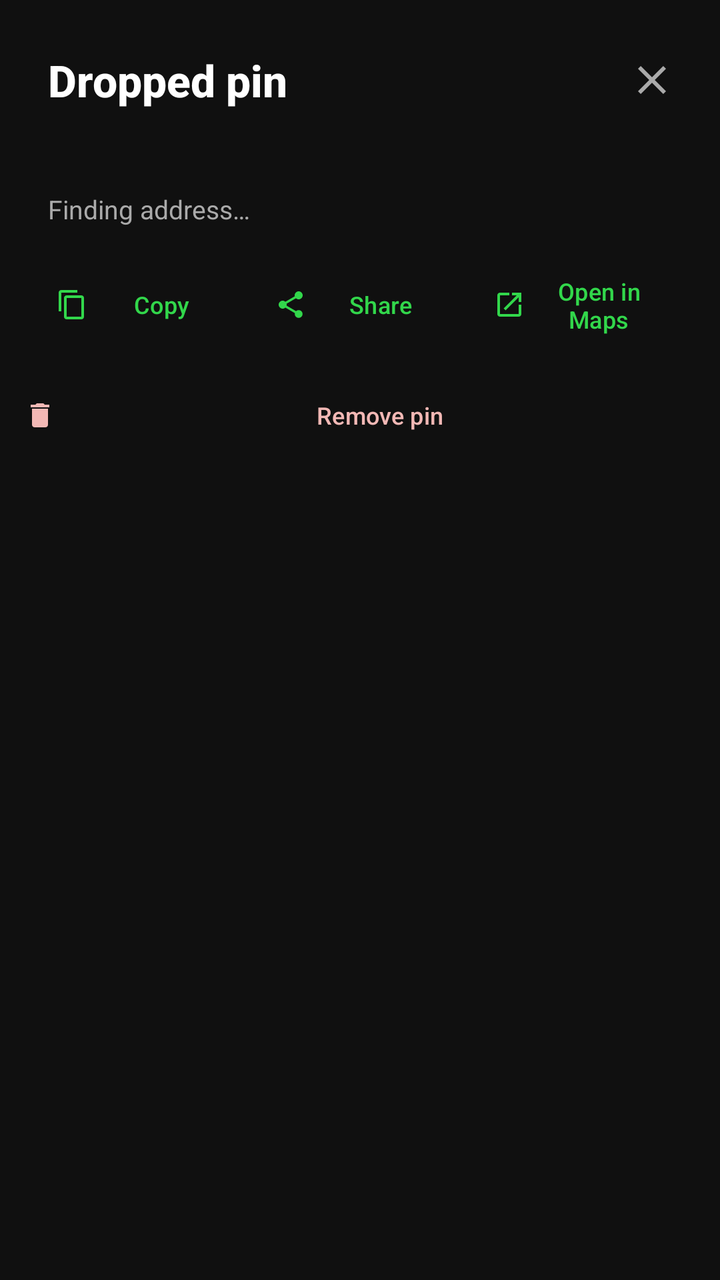
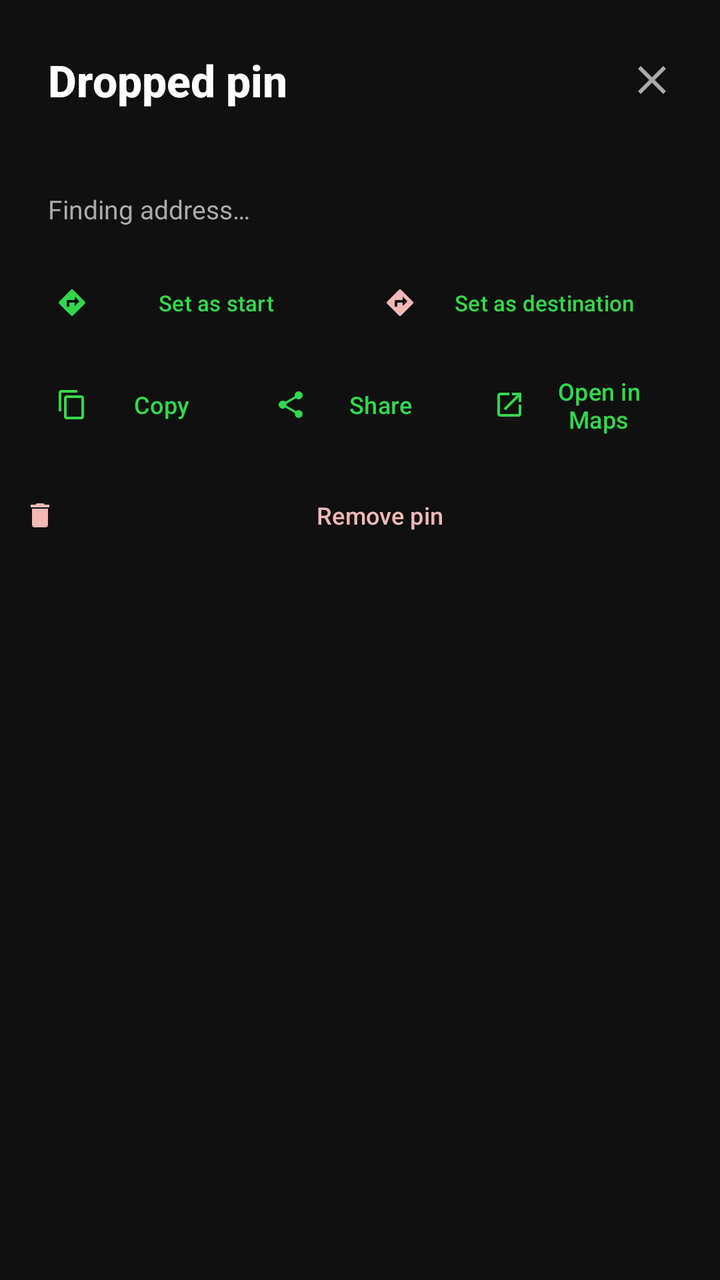

Two renders of the same Android screen: before a commit and after it. Below are the layout's source before the change and the commit's diff.
<!-- AndroidManifest.xml: application theme Theme.GpsMap -->
<!-- res/layout/sheet_pin.xml -->
<?xml version="1.0" encoding="utf-8"?>
<LinearLayout xmlns:android="http://schemas.android.com/apk/res/android"
    xmlns:app="http://schemas.android.com/apk/res-auto"
    android:layout_width="match_parent"
    android:layout_height="wrap_content"
    android:background="?attr/colorSurface"
    android:orientation="vertical">

    <LinearLayout
        android:layout_width="match_parent"
        android:layout_height="wrap_content"
        android:gravity="center_vertical"
        android:orientation="horizontal"
        android:paddingStart="24dp"
        android:paddingTop="18dp"
        android:paddingEnd="12dp"
        android:paddingBottom="4dp">

        <TextView
            android:id="@+id/tvPinTitle"
            android:layout_width="0dp"
            android:layout_height="wrap_content"
            android:layout_weight="1"
            android:fontFamily="sans-serif-medium"
            android:text="@string/dropped_pin"
            android:textColor="?attr/colorOnSurface"
            android:textSize="22sp"
            android:textStyle="bold" />

        <ImageButton
            android:id="@+id/btnClosePin"
            android:layout_width="44dp"
            android:layout_height="44dp"
            android:background="?attr/selectableItemBackgroundBorderless"
            android:contentDescription="@string/close"
            android:padding="12dp"
            android:src="@drawable/ic_close"
            app:tint="?attr/colorOnSurfaceVariant" />
    </LinearLayout>

    <TextView
        android:id="@+id/tvPinCoords"
        android:layout_width="match_parent"
        android:layout_height="wrap_content"
        android:fontFamily="monospace"
        android:paddingStart="24dp"
        android:paddingTop="2dp"
        android:paddingEnd="24dp"
        android:textColor="?attr/colorPrimary"
        android:textSize="13sp" />

    <TextView
        android:id="@+id/tvPinAddress"
        android:layout_width="match_parent"
        android:layout_height="wrap_content"
        android:paddingStart="24dp"
        android:paddingTop="10dp"
        android:paddingEnd="24dp"
        android:paddingBottom="14dp"
        android:text="@string/pin_address_loading"
        android:textColor="?attr/colorOnSurfaceVariant"
        android:textSize="13sp" />

    <LinearLayout
        android:layout_width="match_parent"
        android:layout_height="wrap_content"
        android:gravity="center_vertical"
        android:orientation="horizontal"
        android:paddingStart="16dp"
        android:paddingEnd="16dp"
        android:paddingBottom="6dp">

        <com.google.android.material.button.MaterialButton
            android:id="@+id/btnCopyPin"
            style="@style/Widget.Material3.Button.TextButton"
            android:layout_width="0dp"
            android:layout_height="wrap_content"
            android:layout_weight="1"
            android:minWidth="0dp"
            android:text="@string/copy"
            android:textSize="12sp"
            app:icon="@drawable/ic_copy"
            app:iconSize="16dp" />

        <com.google.android.material.button.MaterialButton
            android:id="@+id/btnSharePin"
            style="@style/Widget.Material3.Button.TextButton"
            android:layout_width="0dp"
            android:layout_height="wrap_content"
            android:layout_weight="1"
            android:minWidth="0dp"
            android:text="@string/share"
            android:textSize="12sp"
            app:icon="@drawable/ic_share"
            app:iconSize="16dp" />

        <com.google.android.material.button.MaterialButton
            android:id="@+id/btnOpenPin"
            style="@style/Widget.Material3.Button.TextButton"
            android:layout_width="0dp"
            android:layout_height="wrap_content"
            android:layout_weight="1"
            android:minWidth="0dp"
            android:text="@string/open_in_maps"
            android:textSize="12sp"
            app:icon="@drawable/ic_open"
            app:iconSize="16dp" />
    </LinearLayout>

    <com.google.android.material.button.MaterialButton
        android:id="@+id/btnRemovePin"
        style="@style/Widget.Material3.Button.TextButton"
        android:layout_width="match_parent"
        android:layout_height="wrap_content"
        android:minWidth="0dp"
        android:text="@string/remove_pin"
        android:textColor="?attr/colorError"
        android:textSize="12sp"
        app:icon="@drawable/ic_delete"
        app:iconSize="16dp"
        app:iconTint="?attr/colorError" />
</LinearLayout>
<!-- resources referenced by this layout -->
<resources>
  <string name="close">Close</string>
  <string name="copy">Copy</string>
  <string name="dropped_pin">Dropped pin</string>
  <string name="open_in_maps">Open in Maps</string>
  <string name="pin_address_loading">Finding address…</string>
  <string name="remove_pin">Remove pin</string>
  <string name="share">Share</string>
  <style name="Theme.GpsMap" parent="Theme.Material3.Dark.NoActionBar">
          <item name="colorPrimary">#32D74B</item>
          <item name="colorOnPrimary">#04130B</item>
          <item name="colorPrimaryContainer">#1B7A4D</item>
          <item name="colorOnPrimaryContainer">#FFFFFF</item>
          <item name="colorSecondary">#32D74B</item>
          <item name="colorSecondaryContainer">#1C2633</item>
          <item name="colorOnSecondaryContainer">#FFFFFF</item>
          <item name="colorSurface">#101010</item>
          <item name="colorSurfaceContainer">#171717</item>
          <item name="colorSurfaceContainerHigh">#1D1D1D</item>
          <item name="colorOnSurface">#FFFFFF</item>
          <item name="colorOnSurfaceVariant">#AAAAAA</item>
          <item name="colorOutline">#33FFFFFF</item>
          <item name="android:colorBackground">#000000</item>
          <item name="android:windowBackground">#000000</item>
          <item name="android:statusBarColor">@android:color/transparent</item>
          <item name="android:navigationBarColor">@android:color/transparent</item>
          <item name="android:windowLightStatusBar">false</item>
          <item name="android:windowLightNavigationBar">false</item>
          <item name="android:windowLayoutInDisplayCutoutMode">shortEdges</item>
          <item name="android:enforceStatusBarContrast">false</item>
          <item name="android:enforceNavigationBarContrast">false</item>
          <item name="android:windowNoTitle">true</item>
          <item name="bottomSheetDialogTheme">@style/Theme.GpsMap.BottomSheet</item>
          <item name="materialAlertDialogTheme">@style/ThemeOverlay.Material3.MaterialAlertDialog</item>
  
          <item name="hudPanelColor">#E6121212</item>
          <item name="hudTextColor">#FFFFFF</item>
          <item name="hudSubtleColor">#AAAAAA</item>
          <item name="hudAccentColor">#32D74B</item>
          <item name="hudSatColor">#0A84FF</item>
          <item name="hudWarnColor">#FFD60A</item>
          <item name="hudDangerColor">#FF453A</item>
          <item name="hudHandleColor">#80FFFFFF</item>
          <item name="hudExtraColor">#99FFFFFF</item>
          <item name="mapDimColor">#00000000</item>
          <item name="appStatusBarColor">#121212</item>
          <item name="appFabColor">#333333</item>
          <item name="appFabIconColor">#FFFFFF</item>
          <item name="appAccentInk">#FFFFFF</item>
      </style>
  <style name="Theme.GpsMap.BottomSheet" parent="ThemeOverlay.Material3.BottomSheetDialog">
          <item name="bottomSheetStyle">@style/Widget.GpsMap.BottomSheet</item>
          <item name="android:navigationBarColor">@android:color/transparent</item>
      </style>
  <style name="Widget.GpsMap.BottomSheet" parent="Widget.Material3.BottomSheet.Modal">
          <item name="backgroundTint">?attr/colorSurface</item>
          <item name="shapeAppearanceOverlay">@style/ShapeAppearance.GpsMap.Sheet</item>
      </style>
  <!-- unchanged entries left out for length: 6 -->
</resources>

<!-- the commit's change to res/layout/sheet_pin.xml (unified diff, before → after) -->
@@ -68,6 +68,42 @@
         android:orientation="horizontal"
         android:paddingStart="16dp"
         android:paddingEnd="16dp"
+        android:paddingBottom="2dp">
+
+        <com.google.android.material.button.MaterialButton
+            android:id="@+id/btnSetStart"
+            style="@style/Widget.Material3.Button.TextButton"
+            android:layout_width="0dp"
+            android:layout_height="wrap_content"
+            android:layout_weight="1"
+            android:minWidth="0dp"
+            android:text="@string/set_as_start"
+            android:textSize="11sp"
+            app:icon="@drawable/ic_route"
+            app:iconSize="16dp"
+            app:iconTint="?attr/colorPrimary" />
+
+        <com.google.android.material.button.MaterialButton
+            android:id="@+id/btnSetDestination"
+            style="@style/Widget.Material3.Button.TextButton"
+            android:layout_width="0dp"
+            android:layout_height="wrap_content"
+            android:layout_weight="1"
+            android:minWidth="0dp"
+            android:text="@string/set_as_destination"
+            android:textSize="11sp"
+            app:icon="@drawable/ic_route"
+            app:iconSize="16dp"
+            app:iconTint="?attr/colorError" />
+    </LinearLayout>
+
+    <LinearLayout
+        android:layout_width="match_parent"
+        android:layout_height="wrap_content"
+        android:gravity="center_vertical"
+        android:orientation="horizontal"
+        android:paddingStart="16dp"
+        android:paddingEnd="16dp"
         android:paddingBottom="6dp">
 
         <com.google.android.material.button.MaterialButton
<!-- resource entries referenced after the edit -->
@@ -1,11 +1,23 @@
 <!-- resources referenced by this layout -->
 <resources>
+  <!-- drawable ic_route (drawable) -->
+  <vector xmlns:android="http://schemas.android.com/apk/res/android"
+      android:width="24dp"
+      android:height="24dp"
+      android:viewportWidth="24"
+      android:viewportHeight="24">
+      <path
+          android:fillColor="#FFFFFFFF"
+          android:pathData="M21.71,11.29l-9,-9c-0.39,-0.39 -1.02,-0.39 -1.41,0l-9,9c-0.39,0.39 -0.39,1.02 0,1.41l9,9c0.39,0.39 1.02,0.39 1.41,0l9,-9c0.39,-0.39 0.39,-1.03 0,-1.42zM14,14.5V12h-4v3H8v-4c0,-0.55 0.45,-1 1,-1h5V7.5l3.5,3.5 -3.5,3.5z" />
+  </vector>
   <string name="close">Close</string>
   <string name="copy">Copy</string>
   <string name="dropped_pin">Dropped pin</string>
   <string name="open_in_maps">Open in Maps</string>
   <string name="pin_address_loading">Finding address…</string>
   <string name="remove_pin">Remove pin</string>
+  <string name="set_as_destination">Set as destination</string>
+  <string name="set_as_start">Set as start</string>
   <string name="share">Share</string>
   <style name="Theme.GpsMap" parent="Theme.Material3.Dark.NoActionBar">
           <item name="colorPrimary">#32D74B</item>
@@ -34,7 +46,7 @@
           <item name="bottomSheetDialogTheme">@style/Theme.GpsMap.BottomSheet</item>
           <item name="materialAlertDialogTheme">@style/ThemeOverlay.Material3.MaterialAlertDialog</item>
   
-          <item name="hudPanelColor">#E6121212</item>
+          <item name="hudPanelColor">#FF121212</item>
           <item name="hudTextColor">#FFFFFF</item>
           <item name="hudSubtleColor">#AAAAAA</item>
           <item name="hudAccentColor">#32D74B</item>
